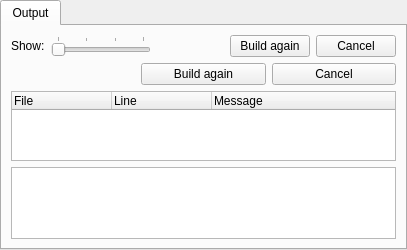
Old version of the form addons/katebuild-plugin/build.ui in the repository deepin-community/kate.
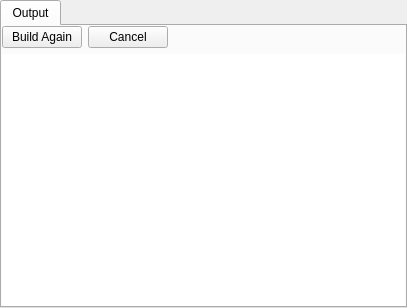
New version of the form. Icons and pictures are not drawn.

What changed in the file:
```diff
--- a/addons/katebuild-plugin/build.ui
+++ b/addons/katebuild-plugin/build.ui
@@ -7,7 +7,7 @@
     <x>0</x>
     <y>0</y>
     <width>407</width>
-    <height>178</height>
+    <height>308</height>
    </rect>
   </property>
   <layout class="QVBoxLayout" name="verticalLayout">
@@ -27,48 +27,39 @@
        <string>Output</string>
       </attribute>
       <layout class="QVBoxLayout" name="verticalLayout_2">
+       <property name="leftMargin">
+        <number>0</number>
+       </property>
+       <property name="topMargin">
+        <number>0</number>
+       </property>
+       <property name="rightMargin">
+        <number>0</number>
+       </property>
+       <property name="bottomMargin">
+        <number>0</number>
+       </property>
        <item>
         <layout class="QHBoxLayout" name="horizontalLayout">
          <item>
-          <widget class="QLabel" name="showLabel">
+          <widget class="QPushButton" name="buildAgainButton">
            <property name="text">
-            <string>Show:</string>
+            <string>Build Again</string>
            </property>
           </widget>
          </item>
          <item>
-          <widget class="QSlider" name="displayModeSlider">
-           <property name="sizePolicy">
-            <sizepolicy hsizetype="Fixed" vsizetype="Fixed">
-             <horstretch>0</horstretch>
-             <verstretch>0</verstretch>
-            </sizepolicy>
+          <widget class="QPushButton" name="cancelBuildButton">
+           <property name="text">
+            <string>Cancel</string>
            </property>
-           <property name="minimumSize">
-            <size>
-             <width>100</width>
-             <height>0</height>
-            </size>
+           <property name="icon">
+            <iconset theme="dialog-cancel"/>
            </property>
-           <property name="maximum">
-            <number>3</number>
-           </property>
-           <property name="pageStep">
-            <number>1</number>
-           </property>
-           <property name="orientation">
-            <enum>Qt::Horizontal</enum>
-           </property>
-           <property name="tickPosition">
-            <enum>QSlider::TicksAbove</enum>
-           </property>
-           <property name="tickInterval">
-            <number>1</number>
-           </property>
           </widget>
          </item>
          <item>
-          <widget class="QLabel" name="displayModeLabel">
+          <widget class="QLabel" name="buildStatusLabel">
            <property name="text">
             <string/>
            </property>
@@ -87,96 +78,13 @@
            </property>
           </spacer>
          </item>
-         <item>
-          <widget class="QLabel" name="buildStatusLabel">
-           <property name="text">
-            <string/>
-           </property>
-          </widget>
-         </item>
-         <item>
-          <widget class="QPushButton" name="buildAgainButton">
-           <property name="text">
-            <string>Build again</string>
-           </property>
-          </widget>
-         </item>
-         <item>
-          <widget class="QPushButton" name="cancelBuildButton">
-           <property name="text">
-            <string>Cancel</string>
-           </property>
-          </widget>
-         </item>
         </layout>
        </item>
        <item>
-        <layout class="QHBoxLayout" name="extraLineLayout">
-         <item>
-          <widget class="QLabel" name="buildStatusLabel2">
-           <property name="text">
-            <string/>
-           </property>
-          </widget>
-         </item>
-         <item>
-          <widget class="QPushButton" name="buildAgainButton2">
-           <property name="text">
-            <string>Build again</string>
-           </property>
-          </widget>
-         </item>
-         <item>
-          <widget class="QPushButton" name="cancelBuildButton2">
-           <property name="text">
-            <string>Cancel</string>
-           </property>
-          </widget>
-         </item>
-        </layout>
-       </item>
-       <item>
-        <widget class="QTreeWidget" name="errTreeWidget">
-         <property name="sizePolicy">
-          <sizepolicy hsizetype="Expanding" vsizetype="Expanding">
-           <horstretch>1</horstretch>
-           <verstretch>1</verstretch>
-          </sizepolicy>
+        <widget class="QTextBrowser" name="textBrowser">
+         <property name="frameShape">
+          <enum>QFrame::NoFrame</enum>
          </property>
-         <property name="layoutDirection">
-          <enum>Qt::LeftToRight</enum>
-         </property>
-         <property name="autoScroll">
-          <bool>false</bool>
-         </property>
-         <property name="alternatingRowColors">
-          <bool>true</bool>
-         </property>
-         <property name="rootIsDecorated">
-          <bool>false</bool>
-         </property>
-         <property name="allColumnsShowFocus">
-          <bool>true</bool>
-         </property>
-         <column>
-          <property name="text">
-           <string comment="Header for the file name column">File</string>
-          </property>
-         </column>
-         <column>
-          <property name="text">
-           <string comment="Header for the line number column">Line</string>
-          </property>
-         </column>
-         <column>
-          <property name="text">
-           <string comment="Header for the error message column">Message</string>
-          </property>
-         </column>
-        </widget>
-       </item>
-       <item>
-        <widget class="QPlainTextEdit" name="plainTextEdit">
          <property name="readOnly">
           <bool>true</bool>
          </property>
```
Left out of the diff: 19 changed lines with no effect on the pictures.
